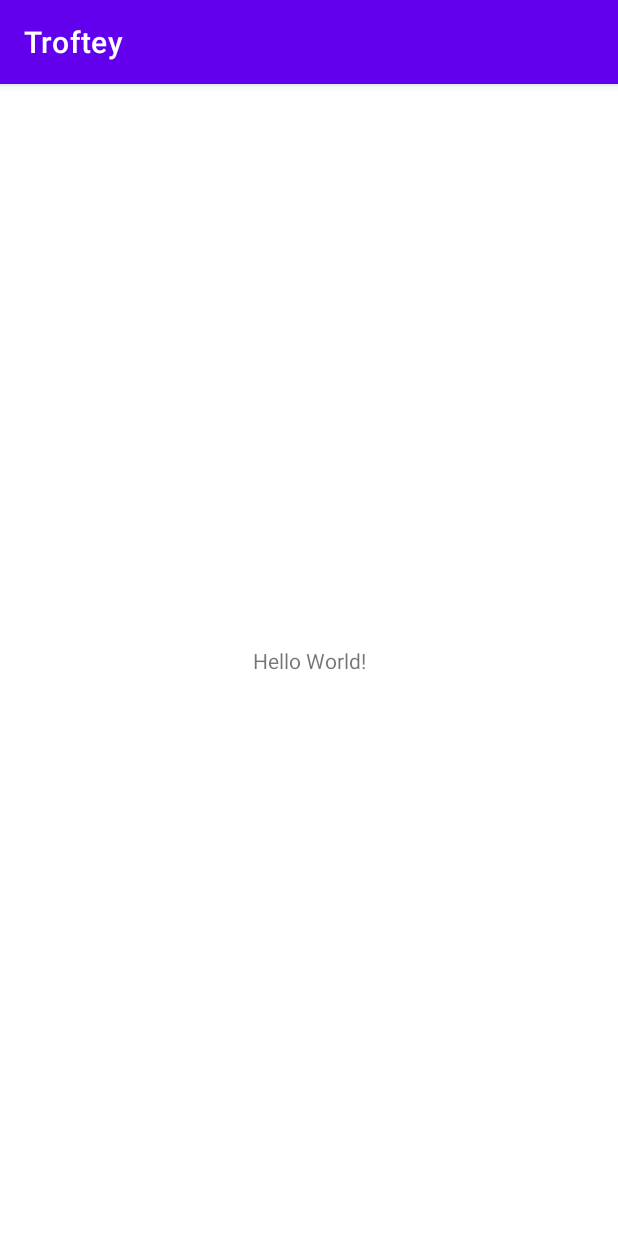
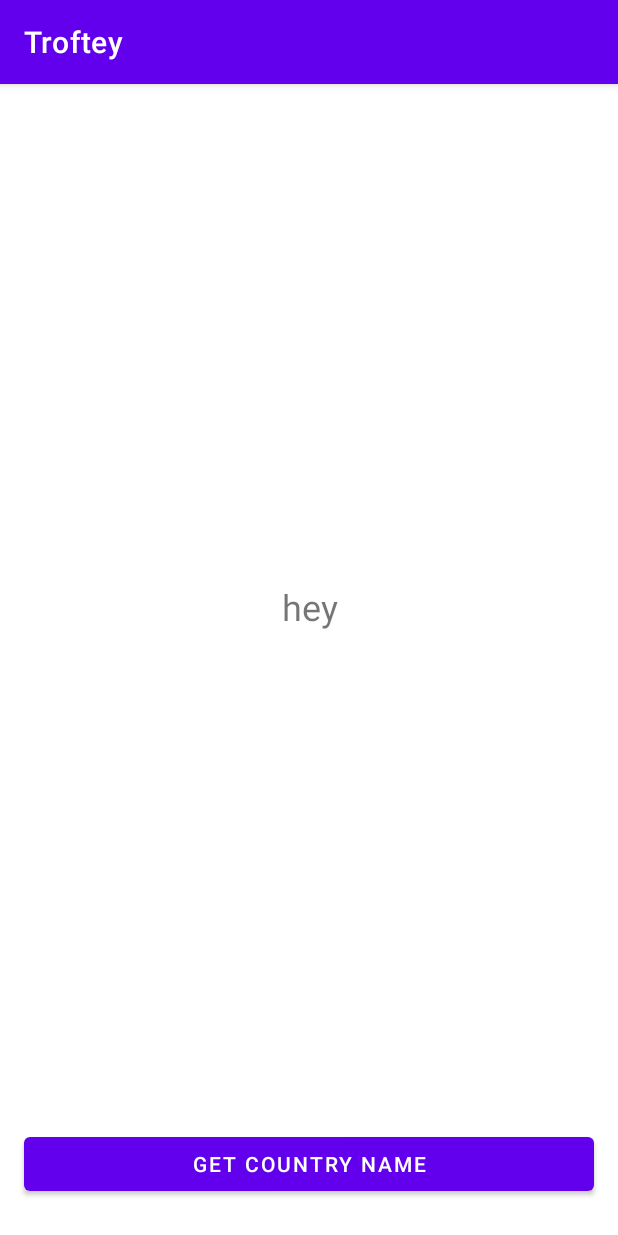
Before and after one commit to Nugwxa/Troftey, an Android app: the screen it shows after launch (MainActivity), on a phone screen of 412 x 824 dp. Run offline under Robolectric (Android 15) with nearby library versions, the phone set to English and light mode, and no system bars.

Commit message:
Country Build

```diff
--- a/app/src/main/AndroidManifest.xml
+++ b/app/src/main/AndroidManifest.xml
@@ -2,6 +2,7 @@
 <manifest xmlns:android="http://schemas.android.com/apk/res/android"
     xmlns:tools="http://schemas.android.com/tools">
 
+    <uses-permission android:name="android.permission.ACCESS_FINE_LOCATION" />
     <uses-permission android:name="android.permission.ACCESS_NETWORK_STATE" />
     <application
         android:allowBackup="true"
--- a/app/src/main/java/com/havorstudios/troftey/MainActivity.java
+++ b/app/src/main/java/com/havorstudios/troftey/MainActivity.java
@@ -2,9 +2,15 @@ package com.havorstudios.troftey;
 
 import androidx.appcompat.app.AppCompatActivity;
 
+import android.Manifest;
 import android.content.Context;
+import android.content.pm.PackageManager;
+import android.location.Location;
+import android.location.LocationListener;
+import android.location.LocationManager;
 import android.net.ConnectivityManager;
 import android.net.NetworkInfo;
+import android.os.Build;
 import android.widget.Button;
 import android.widget.TextView;
 import androidx.appcompat.app.AppCompatActivity;
@@ -17,34 +23,96 @@ import android.location.Geocoder;
 import android.view.View;
 
 
-public class MainActivity extends AppCompatActivity {
+public class MainActivity extends AppCompatActivity implements LocationListener {
+
+    // UI components
+    Button btnGetCountry;
+    TextView txtCountry;
+
+    // Location manager to get the device's current location
+    LocationManager locationManager;
 
     @Override
     protected void onCreate(Bundle savedInstanceState) {
         super.onCreate(savedInstanceState);
         setContentView(R.layout.activity_main);
+
+        // Initialize UI components
+        btnGetCountry = findViewById(R.id.btnGetCountry);
+        txtCountry = findViewById(R.id.txtCountry);
+
+        // Initialize location manager
+        locationManager = (LocationManager) getSystemService(LOCATION_SERVICE);
+
+        // Set on click listener for the button
+        btnGetCountry.setOnClickListener(new View.OnClickListener() {
+            @Override
+            public void onClick(View v) {
+                // Check if the app has the necessary permissions to access the device's location
+                if (Build.VERSION.SDK_INT >= Build.VERSION_CODES.M) {
+                    if (checkSelfPermission(Manifest.permission.ACCESS_FINE_LOCATION) != PackageManager.PERMISSION_GRANTED && checkSelfPermission(Manifest.permission.ACCESS_COARSE_LOCATION) != PackageManager.PERMISSION_GRANTED) {
+                        return;
+                    }
+                }
+                // Request location updates through GPS
+                locationManager.requestLocationUpdates(LocationManager.GPS_PROVIDER, 0, 0, MainActivity.this);
+            }
+        });
     }
 
+    // Callback method that is called whenever the device's location is updated
+    @Override
+    public void onLocationChanged(Location location) {
+        // Get the updated latitude and longitude
+        double lat = location.getLatitude();
+        double lng = location.getLongitude();
+
+        // Stop listening for location updates
+        locationManager.removeUpdates(this);
+
+        // Get the country name using the updated latitude and longitude
+        String country = getCountryName(lat, lng);
+
+        // Update the text view with the country name
+        txtCountry.setText(country);
+    }
+
+    @Override
+    public void onStatusChanged(String provider, int status, Bundle extras) { }
+
+    @Override
+    public void onProviderEnabled(String provider) { }
+
+    @Override
+    public void onProviderDisabled(String provider) { }
+
+
+    // Function to get the country name based on latitude and longitude
     public String getCountryName(double lat, double lng) {
+        // Check if there is internet connectivity
         ConnectivityManager cm = (ConnectivityManager) getSystemService(Context.CONNECTIVITY_SERVICE);
         NetworkInfo activeNetwork = cm.getActiveNetworkInfo();
         boolean isConnected = activeNetwork != null && activeNetwork.isConnectedOrConnecting();
         if (!isConnected) {
+            // Return a message indicating there is no internet connection
             return "No internet connection";
         }
+
+        // Get the country name using the Geocoder API
         Geocoder geocoder = new Geocoder(this, Locale.getDefault());
         List<Address> addresses = null;
         try {
+            // Get the first address from the list of addresses returned by the Geocoder API
             addresses = geocoder.getFromLocation(lat, lng, 1);
+
+            // Return the country name from the address
+            return addresses.get(0).getCountryName();
         } catch (IOException e) {
-            e.printStackTrace();
-            return "Geocoder API error";
+            // Return a message indicating there was an error getting the country name
+            return "Error getting country name";
         }
-        if (addresses != null && addresses.size() > 0) {
-            return addresses.get(0).getCountryName();
-        }
-        return "Location not found";
     }
 
 
+
 }
--- a/app/src/main/res/layout/activity_main.xml
+++ b/app/src/main/res/layout/activity_main.xml
@@ -6,12 +6,28 @@
     android:layout_height="match_parent"
     tools:context=".MainActivity">
 
-    <TextView
-        android:layout_width="wrap_content"
+    <!-- Button to get the country name -->
+    <Button
+        android:id="@+id/btnGetCountry"
+        android:layout_width="match_parent"
         android:layout_height="wrap_content"
-        android:text="Hello World!"
+        android:layout_marginStart="16dp"
+        android:layout_marginEnd="16dp"
+        android:layout_marginBottom="24dp"
+        android:text="Get Country Name"
         app:layout_constraintBottom_toBottomOf="parent"
         app:layout_constraintEnd_toEndOf="parent"
+        app:layout_constraintStart_toStartOf="parent" />
+
+    <!-- Text view to display the country name -->
+    <TextView
+        android:id="@+id/txtCountry"
+        android:layout_width="match_parent"
+        android:layout_height="wrap_content"
+        android:gravity="center_horizontal"
+        android:textSize="24sp"
+        android:text="hey"
+        app:layout_constraintBottom_toTopOf="@+id/btnGetCountry"
         app:layout_constraintStart_toStartOf="parent"
         app:layout_constraintTop_toTopOf="parent" />
 
```
